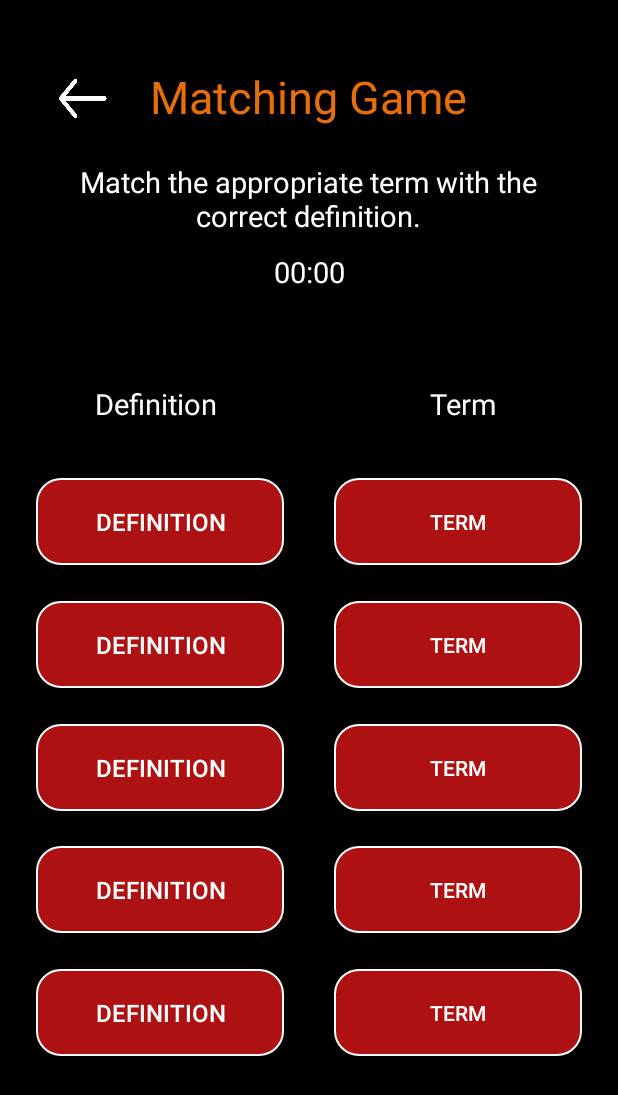
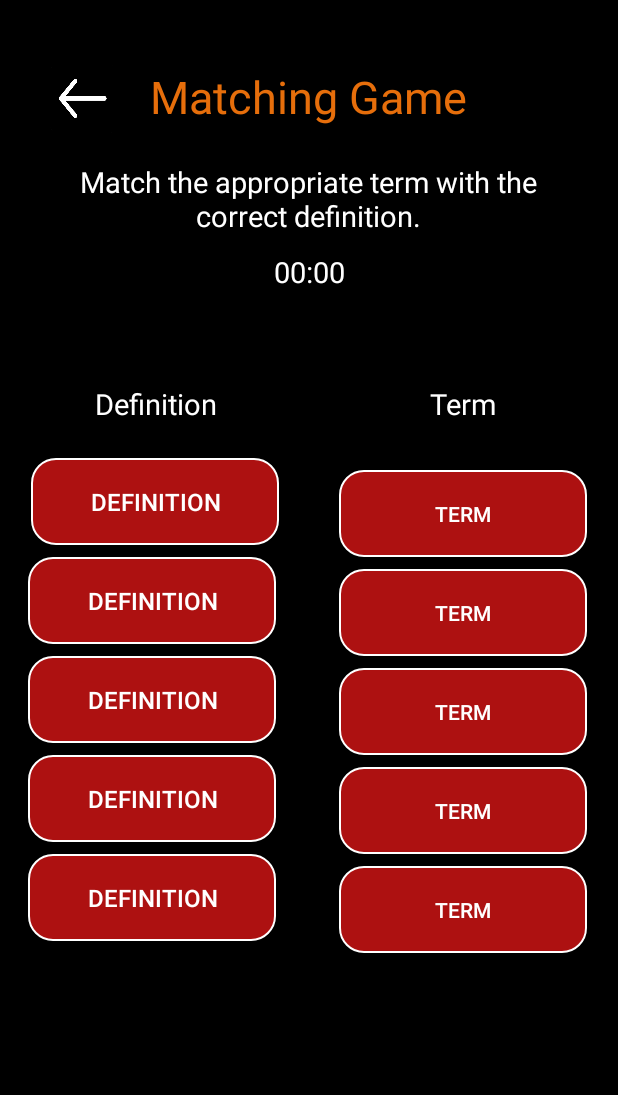
Before and after one commit to Nicholas22258/Cognify, an Android app: the layout activity_matching_game.xml on its own in the app's theme, with its tools: preview values and no code run, on a phone screen of 412 x 824 dp. Shown: the top 1095 px of the screen. Run offline under Robolectric (Android 15) with nearby library versions, the phone set to English and light mode, and no system bars.

Commit message:
Add files via upload

```diff
--- a/Cognify/app/src/main/res/layout/activity_matching_game.xml
+++ b/Cognify/app/src/main/res/layout/activity_matching_game.xml
@@ -89,23 +89,6 @@
         app:layout_constraintVertical_bias="0.216" />
 
 
-    <!--Feel free to change the colour of the buttons.
-    They backgrounds can be found in the drawable folder - mg_definition_button_format,
-        and mg_term_button_format-->
-
-    <androidx.appcompat.widget.AppCompatButton
-        android:id="@+id/Term2"
-        android:layout_width="165dp"
-        android:layout_height="58dp"
-        android:background="@drawable/mg_term_button_format"
-        android:text="@string/MG_term"
-        android:textColor="@color/white"
-        app:layout_constraintBottom_toBottomOf="parent"
-        app:layout_constraintEnd_toEndOf="parent"
-        app:layout_constraintHorizontal_bias="0.902"
-        app:layout_constraintStart_toStartOf="parent"
-        app:layout_constraintTop_toTopOf="parent"
-        app:layout_constraintVertical_bias="0.523" />
 
     <TextView
         android:id="@+id/definitionHeading"
@@ -141,142 +124,150 @@
         android:id="@+id/Def1"
         android:layout_width="165dp"
         android:layout_height="58dp"
+        android:layout_marginTop="8dp"
+        android:layout_marginEnd="4dp"
         android:background="@drawable/mg_definition_button_format"
         android:text="@string/MG_definition"
         android:textColor="@color/white"
         app:autoSizeMaxTextSize="16sp"
         app:autoSizeMinTextSize="10sp"
         app:autoSizeTextType="uniform"
-        app:layout_constraintBottom_toBottomOf="parent"
-        app:layout_constraintEnd_toEndOf="parent"
-        app:layout_constraintHorizontal_bias="0.097"
+        app:layout_constraintEnd_toStartOf="@+id/Term1"
         app:layout_constraintStart_toStartOf="parent"
-        app:layout_constraintTop_toTopOf="parent"
-        app:layout_constraintVertical_bias="0.416" />
+        app:layout_constraintTop_toBottomOf="@id/definitionHeading" />
 
     <androidx.appcompat.widget.AppCompatButton
         android:id="@+id/Def2"
         android:layout_width="165dp"
         android:layout_height="58dp"
+        android:layout_marginTop="8dp"
+        android:layout_marginEnd="4dp"
         android:background="@drawable/mg_definition_button_format"
         android:text="@string/MG_definition"
         android:textColor="@color/white"
         app:autoSizeMaxTextSize="16sp"
         app:autoSizeMinTextSize="10sp"
         app:autoSizeTextType="uniform"
-        app:layout_constraintBottom_toBottomOf="parent"
-        app:layout_constraintEnd_toEndOf="parent"
-        app:layout_constraintHorizontal_bias="0.097"
-        app:layout_constraintStart_toStartOf="parent"
-        app:layout_constraintTop_toTopOf="parent"
-        app:layout_constraintVertical_bias="0.523" />
+        app:layout_constraintEnd_toEndOf="@id/Def1"
+        app:layout_constraintStart_toStartOf="@id/Def1"
+        app:layout_constraintTop_toBottomOf="@id/Def1" />
 
     <androidx.appcompat.widget.AppCompatButton
         android:id="@+id/Def3"
         android:layout_width="165dp"
         android:layout_height="58dp"
+        android:layout_marginTop="8dp"
+        android:layout_marginEnd="4dp"
         android:background="@drawable/mg_definition_button_format"
         android:text="@string/MG_definition"
         android:textColor="@color/white"
         app:autoSizeMaxTextSize="16sp"
         app:autoSizeMinTextSize="10sp"
         app:autoSizeTextType="uniform"
-        app:layout_constraintBottom_toBottomOf="parent"
-        app:layout_constraintEnd_toEndOf="parent"
-        app:layout_constraintHorizontal_bias="0.097"
-        app:layout_constraintStart_toStartOf="parent"
-        app:layout_constraintTop_toTopOf="parent"
-        app:layout_constraintVertical_bias="0.63" />
+        app:layout_constraintEnd_toEndOf="@id/Def1"
+        app:layout_constraintStart_toStartOf="@id/Def1"
+        app:layout_constraintTop_toBottomOf="@id/Def2" />
 
     <androidx.appcompat.widget.AppCompatButton
         android:id="@+id/Def4"
         android:layout_width="165dp"
         android:layout_height="58dp"
+        android:layout_marginTop="8dp"
+        android:layout_marginEnd="4dp"
         android:background="@drawable/mg_definition_button_format"
         android:text="@string/MG_definition"
         android:textColor="@color/white"
         app:autoSizeMaxTextSize="16sp"
         app:autoSizeMinTextSize="10sp"
         app:autoSizeTextType="uniform"
-        app:layout_constraintBottom_toBottomOf="parent"
-        app:layout_constraintEnd_toEndOf="parent"
-        app:layout_constraintHorizontal_bias="0.097"
-        app:layout_constraintStart_toStartOf="parent"
-        app:layout_constraintTop_toTopOf="parent"
-        app:layout_constraintVertical_bias="0.736" />
+        app:layout_constraintEnd_toEndOf="@id/Def1"
+        app:layout_constraintStart_toStartOf="@id/Def1"
+        app:layout_constraintTop_toBottomOf="@id/Def3"/>
 
     <androidx.appcompat.widget.AppCompatButton
         android:id="@+id/Def5"
         android:layout_width="165dp"
         android:layout_height="58dp"
+        android:layout_marginTop="8dp"
+        android:layout_marginEnd="4dp"
         android:background="@drawable/mg_definition_button_format"
         android:text="@string/MG_definition"
         android:textColor="@color/white"
         app:autoSizeMaxTextSize="16sp"
         app:autoSizeMinTextSize="10sp"
         app:autoSizeTextType="uniform"
-        app:layout_constraintBottom_toBottomOf="parent"
-        app:layout_constraintEnd_toEndOf="parent"
-        app:layout_constraintHorizontal_bias="0.097"
-        app:layout_constraintStart_toStartOf="parent"
-        app:layout_constraintTop_toTopOf="parent"
-        app:layout_constraintVertical_bias="0.843" />
+        app:layout_constraintEnd_toEndOf="@id/Def1"
+        app:layout_constraintStart_toStartOf="@id/Def1"
+        app:layout_constraintTop_toBottomOf="@id/Def4"  />
 
     <androidx.appcompat.widget.AppCompatButton
         android:id="@+id/Term1"
         android:layout_width="165dp"
         android:layout_height="58dp"
+        android:layout_marginTop="8dp"
+        android:layout_marginStart="16dp"
         android:background="@drawable/mg_term_button_format"
         android:text="@string/MG_term"
         android:textColor="@color/white"
-        app:layout_constraintBottom_toBottomOf="parent"
         app:layout_constraintEnd_toEndOf="parent"
-        app:layout_constraintHorizontal_bias="0.902"
-        app:layout_constraintStart_toStartOf="parent"
-        app:layout_constraintTop_toTopOf="parent"
-        app:layout_constraintVertical_bias="0.416" />
+        app:layout_constraintStart_toEndOf="@+id/Def1"
+        app:layout_constraintTop_toTopOf="@id/Def1"/>
+
+    <androidx.appcompat.widget.AppCompatButton
+        android:id="@+id/Term2"
+        android:layout_width="165dp"
+        android:layout_height="58dp"
+        android:layout_marginTop="8dp"
+        android:layout_marginStart="16dp"
+        android:layout_marginEnd="16dp"
+        android:background="@drawable/mg_term_button_format"
+        android:text="@string/MG_term"
+        android:textColor="@color/white"
+        app:layout_constraintEnd_toEndOf="@id/Term1"
+        app:layout_constraintStart_toStartOf="@id/Term1"
+        app:layout_constraintTop_toTopOf="@id/Def2" />
+
+    <androidx.appcompat.widget.AppCompatButton
+        android:id="@+id/Term3"
+        android:layout_width="165dp"
+        android:layout_height="58dp"
+        android:layout_marginTop="8dp"
+        android:layout_marginStart="16dp"
+        android:layout_marginEnd="16dp"
+        android:background="@drawable/mg_term_button_format"
+        android:text="@string/MG_term"
+        android:textColor="@color/white"
+        app:layout_constraintEnd_toEndOf="@id/Term1"
+        app:layout_constraintStart_toStartOf="@id/Term1"
+        app:layout_constraintTop_toTopOf="@id/Def3"/>
 
     <androidx.appcompat.widget.AppCompatButton
         android:id="@+id/Term4"
         android:layout_width="165dp"
         android:layout_height="58dp"
+        android:layout_marginTop="8dp"
+        android:layout_marginStart="16dp"
+        android:layout_marginEnd="16dp"
         android:background="@drawable/mg_term_button_format"
         android:text="@string/MG_term"
         android:textColor="@color/white"
-        app:layout_constraintBottom_toBottomOf="parent"
-        app:layout_constraintEnd_toEndOf="parent"
-        app:layout_constraintHorizontal_bias="0.902"
-        app:layout_constraintStart_toStartOf="parent"
-        app:layout_constraintTop_toTopOf="parent"
-        app:layout_constraintVertical_bias="0.736" />
+        app:layout_constraintEnd_toEndOf="@id/Term1"
+        app:layout_constraintStart_toStartOf="@id/Term1"
+        app:layout_constraintTop_toTopOf="@id/Def4"/>
 
     <androidx.appcompat.widget.AppCompatButton
         android:id="@+id/Term5"
         android:layout_width="165dp"
         android:layout_height="58dp"
+        android:layout_marginTop="8dp"
+        android:layout_marginStart="16dp"
+        android:layout_marginEnd="16dp"
         android:background="@drawable/mg_term_button_format"
         android:text="@string/MG_term"
         android:textColor="@color/white"
-        app:layout_constraintBottom_toBottomOf="parent"
-        app:layout_constraintEnd_toEndOf="parent"
-        app:layout_constraintHorizontal_bias="0.902"
-        app:layout_constraintStart_toStartOf="parent"
-        app:layout_constraintTop_toTopOf="parent"
-        app:layout_constraintVertical_bias="0.843" />
-
-    <androidx.appcompat.widget.AppCompatButton
-        android:id="@+id/Term3"
-        android:layout_width="165dp"
-        android:layout_height="58dp"
-        android:background="@drawable/mg_term_button_format"
-        android:text="@string/MG_term"
-        android:textColor="@color/white"
-        app:layout_constraintBottom_toBottomOf="parent"
-        app:layout_constraintEnd_toEndOf="parent"
-        app:layout_constraintHorizontal_bias="0.902"
-        app:layout_constraintStart_toStartOf="parent"
-        app:layout_constraintTop_toTopOf="parent"
-        app:layout_constraintVertical_bias="0.63" />
+        app:layout_constraintEnd_toEndOf="@id/Term1"
+        app:layout_constraintStart_toStartOf="@id/Term1"
+        app:layout_constraintTop_toTopOf="@id/Def5"  />
 
     <ProgressBar
         android:id="@+id/progressBar"
```
Also changed, not shown: Cognify/app/src/main/res/layout/activity_definition_builder.xml (+44 -52 lines), Cognify/app/src/main/res/layout/item_word_choice.xml (added, +14 -0 lines).
